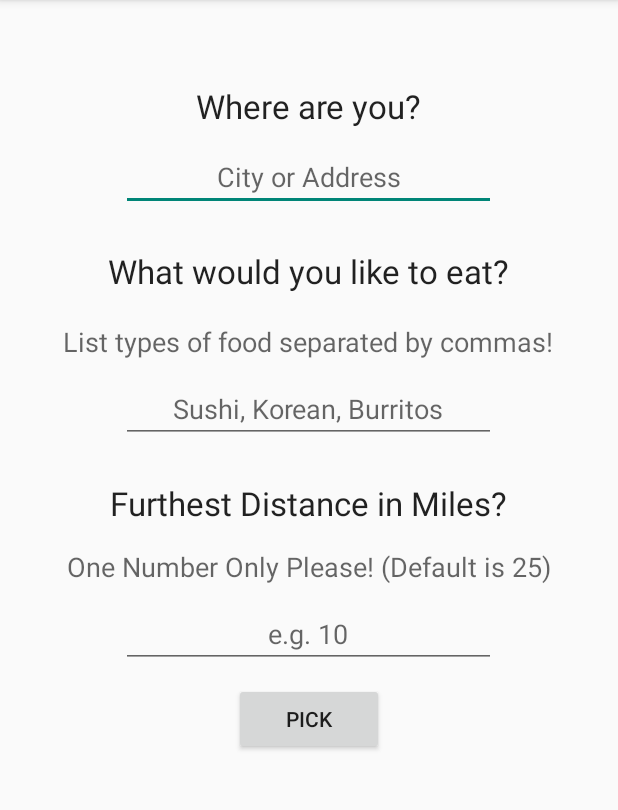
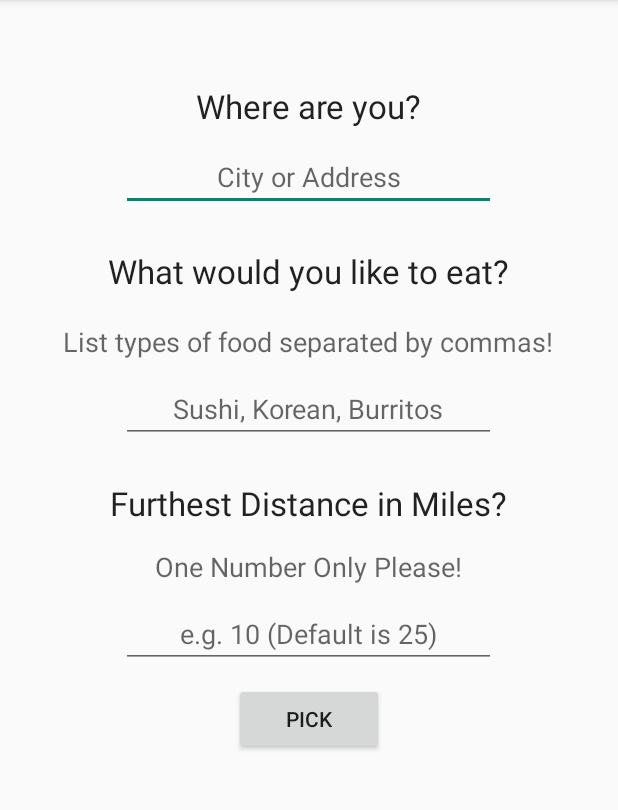
Before and after one commit to khou/PickyEater, an Android app: the screen it shows after launch (MainActivity), on a phone screen of 412 x 824 dp, the part 84-894 px from its top. Run offline under Robolectric (Android 15) with nearby library versions, the phone set to English and light mode, and no system bars.

Commit message:
Still has frame issues and radius doesn't work at all. Other issues as well.
Frame issues still occur on Emulator but seems fine on real devices. May
have threaded something incorrectly...? Also, radius doesn't work at all
and it screws with the search really badly. Retuned search call to Yelp
due to search/out of bounds errors. App starts to lag really bad when
you search, press back, and re-search again. May have to change the way
a user goes "back" to the search page and re-searches.

```diff
--- a/app/src/main/java/com/devkh/pickyeater/DisplayResultActivity.java
+++ b/app/src/main/java/com/devkh/pickyeater/DisplayResultActivity.java
@@ -47,7 +47,6 @@ public class DisplayResultActivity extends ActionBarActivity {
         if (id == R.id.action_settings) {
             return true;
         }
-
         return super.onOptionsItemSelected(item);
     }
 }
--- a/app/src/main/java/com/devkh/pickyeater/MainActivity.java
+++ b/app/src/main/java/com/devkh/pickyeater/MainActivity.java
@@ -1,8 +1,7 @@
 package com.devkh.pickyeater;
 
 import android.content.Intent;
-import android.os.AsyncTask;
-import android.os.Bundle;
+import android.os.*;
 import android.support.v7.app.AppCompatActivity;
 import android.view.View;
 import android.widget.Button;
@@ -14,32 +13,45 @@ import org.json.simple.JSONObject;
 import org.json.simple.parser.JSONParser;
 import org.json.simple.parser.ParseException;
 
+import java.util.Random;
+
 
 public class MainActivity extends AppCompatActivity {
 
-    String userLocation;
-    String userInput;
-    String businessURL;
+    private String userLocation;
+    private String userRadius;
+    private String userInputs;
+    private String businessURL;
+    private String sentResult;
+
+    EditText mUserEnteredLocation;
+    EditText mUserEntries;
+    EditText mRadiusEntry;
+    Button mPickBtn;
 
     @Override
     protected void onCreate(Bundle savedInstanceState) {
         super.onCreate(savedInstanceState);
         setContentView(R.layout.activity_main);
 
-        final EditText mUserEnteredLocation = (EditText) findViewById(R.id.user_location_entry);
-        final EditText mUserEntries = (EditText) findViewById(R.id.user_entry_1);
-        final EditText mDistanceEntry = (EditText) findViewById(R.id.distance_entry);
+        // Button and TextField Inflation
+        mUserEnteredLocation = (EditText) findViewById(R.id.user_location_entry);
+        mUserEntries = (EditText) findViewById(R.id.user_entry_1);
+        mRadiusEntry = (EditText) findViewById(R.id.distance_entry);
+        mPickBtn = (Button) findViewById(R.id.pick_btn);
 
-        // Button Inflation
-        final Button mPickBtn = (Button) findViewById(R.id.pick_btn);
         mPickBtn.setOnClickListener(new View.OnClickListener() {
             @Override
             public void onClick(View v) {
                 mPickBtn.setClickable(false); // disable button clicks to prevent spamming clicks
 
-                if (!mUserEntries.getText().toString().isEmpty() && !mUserEnteredLocation.getText().toString().isEmpty()) {
-                    userInput = mUserEntries.getText().toString();
-                    userLocation = mUserEnteredLocation.getText().toString();
+                // These background operations are threaded away from the UI thread
+                verifyEntries mVE = new verifyEntries();
+                mVE.run();
+                parseEntries mPE = new parseEntries();
+                mPE.run();
+
+                // Async Task to call the Yelp API
                 AsyncTask<String, Void, String> result = new AsyncTask<String, Void, String>() {
 
                     @Override
@@ -60,18 +72,18 @@ public class MainActivity extends AppCompatActivity {
                         showResult();
                     }
                 }.execute();
-                } else {
-                    Toast.makeText(getApplicationContext(), "Please fill in both your location and type(s) of food.", Toast.LENGTH_LONG).show();
-                    mPickBtn.setClickable(true);
-                }
             }
         });
     }
 
+    /*
+    HELPER METHODS AND CLASSES FOR BACKGROUNDING
+     */
+
     private void makeQueryAndParse() {
 
         YelpAPI yp = new YelpAPI();
-        String resultFromQuery = yp.searchForFoodByTerm(userInput, userLocation);
+        String resultFromQuery = yp.searchForFoodByTerm(sentResult, userLocation, userRadius);
 
         JSONParser parser = new JSONParser();
         JSONObject response = null;
@@ -84,8 +96,9 @@ public class MainActivity extends AppCompatActivity {
             System.exit(1);
         }
 
+        Random r = new Random();
         JSONArray businesses = (JSONArray) response.get("businesses");
-        JSONObject business = (JSONObject) businesses.get(0);
+        JSONObject business = (JSONObject) businesses.get(r.nextInt(businesses.size()));
         String businessID = business.get("id").toString();
         businessURL = business.get("url").toString();
 
@@ -103,5 +116,33 @@ public class MainActivity extends AppCompatActivity {
         startActivity(i);
     }
 
+    private class verifyEntries implements Runnable {
+        @Override
+        public void run() {
+            android.os.Process.setThreadPriority(android.os.Process.THREAD_PRIORITY_BACKGROUND);
 
+            if (!mUserEntries.getText().toString().isEmpty() && !mUserEnteredLocation.getText().toString().isEmpty()) {
+                userInputs = mUserEntries.getText().toString();
+                userLocation = mUserEnteredLocation.getText().toString();
+                userRadius = mRadiusEntry.getText().toString();
+                if (userRadius.isEmpty() || Integer.parseInt(userRadius) <= 0) {
+                    userRadius = "15";
+                } else userRadius = mRadiusEntry.getText().toString();
+            } else {
+                Toast.makeText(getApplicationContext(), "Please fill in both your location and type(s) of food.", Toast.LENGTH_LONG).show();
+                mPickBtn.setClickable(true);
             }
+        }
+    }
+
+    private class parseEntries implements Runnable {
+        @Override
+        public void run() {
+            // Set thread to background priority
+            android.os.Process.setThreadPriority(android.os.Process.THREAD_PRIORITY_BACKGROUND);
+            String[] splitInputs = userInputs.split(",\\s*");
+            // Java Random uses timeSeed to randomize
+            sentResult = (splitInputs[new Random().nextInt(splitInputs.length)]);
+        }
+    }
+}
--- a/app/src/main/res/layout/activity_main.xml
+++ b/app/src/main/res/layout/activity_main.xml
@@ -59,12 +59,12 @@
         android:singleLine="true" />
 
     <TextView
-        android:id="@+id/inquiry_distance"
+        android:id="@+id/inquiry_radius"
         android:layout_width="wrap_content"
         android:layout_height="wrap_content"
         android:layout_marginBottom="10dp"
         android:layout_marginTop="20dp"
-        android:text="@string/inquiry_distance"
+        android:text="@string/inquiry_radius"
         android:textAppearance="?android:attr/textAppearanceLarge" />
 
     <TextView
@@ -73,7 +73,7 @@
         android:layout_height="wrap_content"
         android:layout_marginBottom="10dp"
         android:layout_marginTop="5dp"
-        android:text="@string/distance_help"
+        android:text="@string/radius_help"
         android:textAppearance="?android:attr/textAppearanceMedium" />
 
     <EditText
@@ -81,7 +81,7 @@
         android:layout_width="250dp"
         android:layout_height="wrap_content"
         android:layout_marginBottom="10dp"
-        android:hint="@string/distance_hint"
+        android:hint="@string/radius_hint"
         android:ellipsize="start"
         android:gravity="center_horizontal"
         android:inputType="number"
--- a/app/src/main/res/values/strings.xml
+++ b/app/src/main/res/values/strings.xml
@@ -9,9 +9,9 @@
     <string name="location_hint">City or Address</string>
     <string name="title_activity_display_result">Try This!</string>
     <string name="action_settings">Settings</string>
-    <string name="distance_hint">e.g. 10</string>
-    <string name="distance_help">One Number Only Please! (Default is 25)</string>
-    <string name="inquiry_distance">Furthest Distance in Miles?</string>
+    <string name="radius_hint">e.g. 10 (Default is 25)</string>
+    <string name="radius_help">One Number Only Please!</string>
+    <string name="inquiry_radius">Furthest Distance in Miles?</string>
 
 
 </resources>
```
Also changed, not shown: app/src/main/java/com/devkh/pickyeater/YelpAPI.java (+8 -7 lines), 1 other file. Lines whose indentation alone changed are shown as unchanged.
